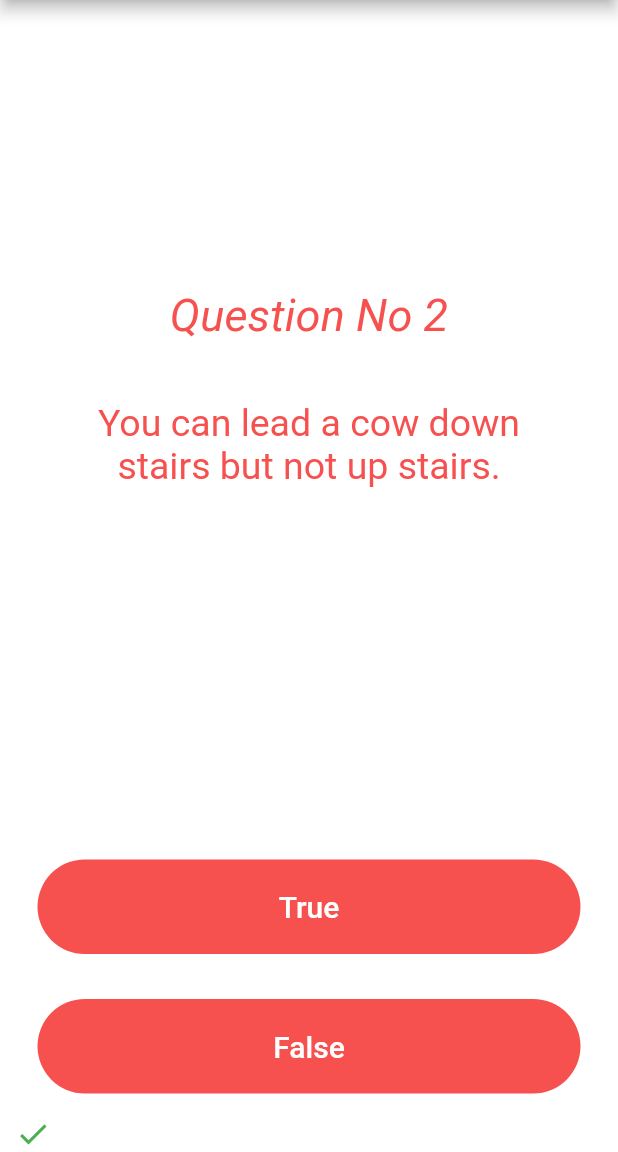
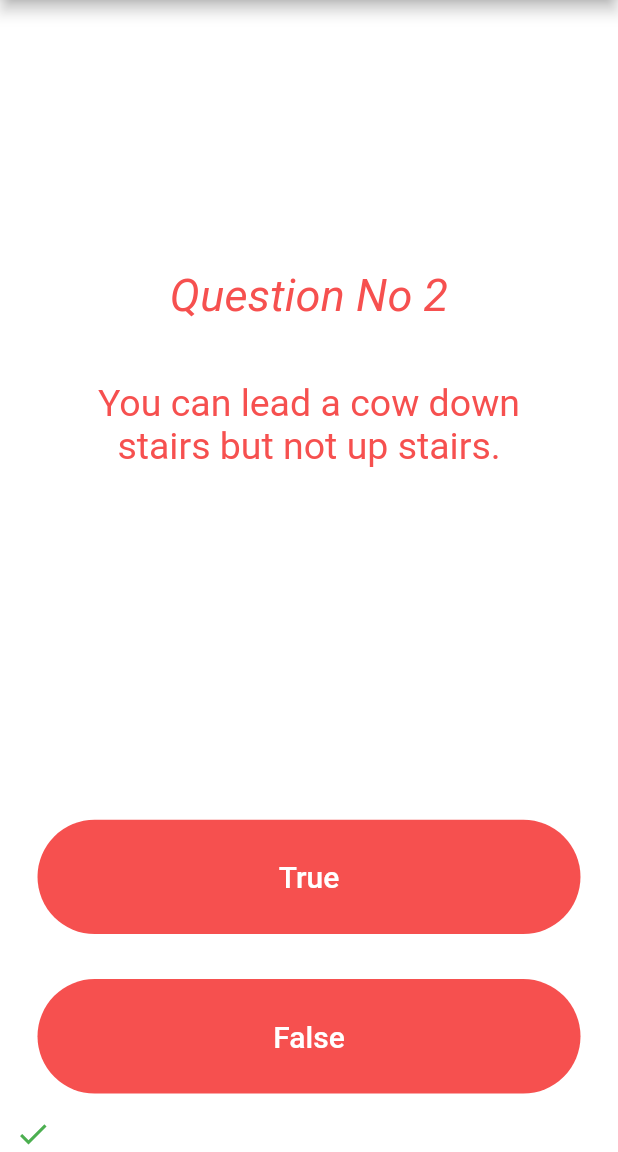
Before and after one commit to AshleyAlexJacob/Flutter-Quiz-App, a Flutter app: the screen it shows after launch, after a tap on "True", on a phone screen of 412 x 824 dp, the part 84-1236 px from its top. Run offline on Flutter 3.47's test engine with Material 2 defaults, Android fonts, the phone set to English and light mode, and no system bars; our stand-ins replace rflutter_alert; missing offline and left inert: animated_splash.

Commit message:
Minor Bug Fixes

```diff
--- a/lib/main.dart
+++ b/lib/main.dart
@@ -52,20 +52,21 @@ class _QuizPageState extends State<QuizPage> {
         Alert(context: context, title: "Quiz Finished", desc: "We are Restarting").show();
         score_keeper.clear();
       }
-      if (z == 1) {
+      else if (z == 1) {
         score_keeper.add(
           Icon(Icons.check, color: Colors.green),
         );
-      } else
+        quizbrain.nextQuestion();
+      } else {
         score_keeper.add(
           Icon(
             Icons.close,
             color: mainColor,
           ),
         );
-      quizbrain.nextQuestion();
+        quizbrain.nextQuestion();
 
-
+      }
     });
   }
 
@@ -79,7 +80,7 @@ class _QuizPageState extends State<QuizPage> {
       crossAxisAlignment: CrossAxisAlignment.stretch,
       children: <Widget>[
         Expanded(
-          flex: 6,
+          flex: 5,
           child: Padding(
             padding: EdgeInsets.all(8.0),
             child: Center(
```
